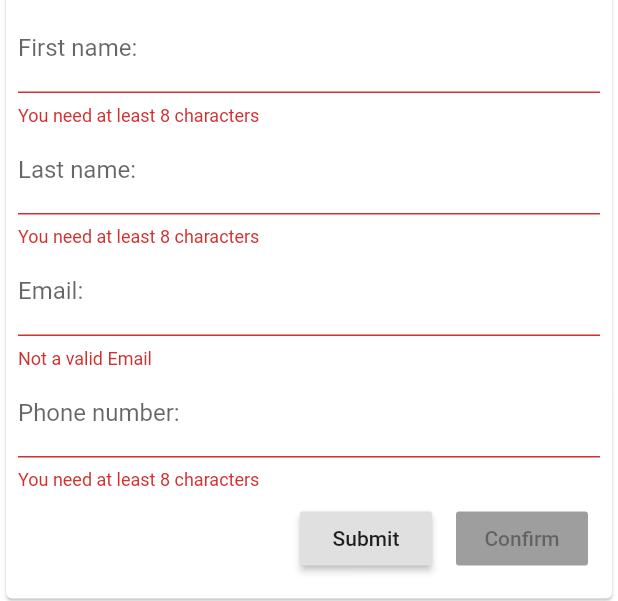
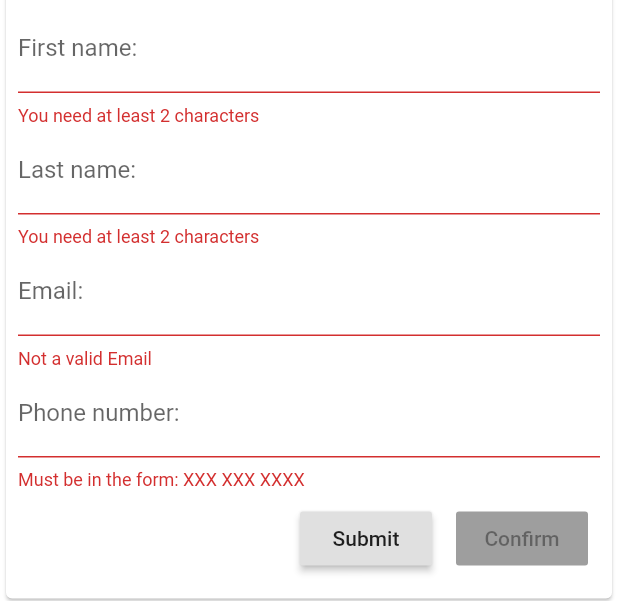
Before and after one commit to BernardinD/MembershipApp, a Flutter app: the AddMemberPage widget shown alone on an empty page, opened directly, after a tap on "Submit", on a phone screen of 412 x 824 dp. Shown: the part 489-1090 px from the top of the screen. Run offline on Flutter 3.47's test engine with Material 2 defaults, Android fonts, the phone set to English and light mode, and no system bars; drawn by our look-alikes of qr_flutter; our stand-ins replace bloc, email_validator, file_picker, flutter_bloc, googleapis_auth, rxdart and 2 more; missing offline and left inert: barcode_scan, googleapis, gsheets, mailto; accounts and stored records are empty.

Commit message:
Added validators to add memebers

```diff
--- a/lib/pages/add_memberpage.dart
+++ b/lib/pages/add_memberpage.dart
@@ -3,6 +3,7 @@ import 'dart:typed_data';
 import 'dart:ui';
 
 import 'package:MembershipApp/main.dart';
+import 'package:email_validator/email_validator.dart';
 import 'package:flutter/material.dart';
 import 'package:flutter/rendering.dart';
 import 'package:flutter/services.dart';
@@ -35,6 +36,9 @@ class AddMemberPageState extends State<AddMemberPage>  {
   // Use this controller to clear all text fields
   TextEditingController _controller = TextEditingController();
 
+  // final pattern = r'^[0-9]{3}\s?[0-9]{3}\s?[0-9]{4}$';
+  final regExp = RegExp(r'^[0-9]{3}\s?[0-9]{3}\s?[0-9]{4}$');
+
   @override
   void initState() {
     super.initState();
@@ -64,7 +68,6 @@ class AddMemberPageState extends State<AddMemberPage>  {
 
   @override
   Widget build(BuildContext context) {
-    debugPrint("Back in here");
     return Center(
       child: Column(
           children: <Widget>[
@@ -113,14 +116,14 @@ class AddMemberPageState extends State<AddMemberPage>  {
                         decoration: InputDecoration(
                             labelText: 'First name:'
                         ),
-                        validator: (input) => input.length < 2 ? 'You need at least 8 characters' : null,
+                        validator: (input) => input.length < 2 ? 'You need at least 2 characters' : null,
                         onSaved: (input) => _first = input,
                       ),
                       TextFormField(
                         decoration: InputDecoration(
                             labelText: 'Last name:'
                         ),
-                        validator: (input) => input.length < 2 ? 'You need at least 8 characters' : null,
+                        validator: (input) => input.length < 2 ? 'You need at least 2 characters' : null,
                         onSaved: (input) => _last = input,
                         // obscureText: true,
                       ),
@@ -128,14 +131,14 @@ class AddMemberPageState extends State<AddMemberPage>  {
                         decoration: InputDecoration(
                             labelText: 'Email:'
                         ),
-                        validator: (input) => !input.contains('@') ? 'Not a valid Email' : null,
+                        validator: (input) => EmailValidator.validate(input) ? null : 'Not a valid Email',
                         onSaved: (input) => _email = input,
                       ),
                       TextFormField(
                         decoration: InputDecoration(
                             labelText: 'Phone number:'
                         ),
-                        validator: (input) => input.length < 10 ? 'You need at least 8 characters' : null,
+                        validator: (input) => regExp.hasMatch(input) ? null : 'Must be in the form: XXX XXX XXXX',
                         onSaved: (input) => _phone = input,
                         // obscureText: true,
                       ),
--- a/pubspec.yaml
+++ b/pubspec.yaml
@@ -50,7 +50,11 @@ dependencies:
   settings_ui: ^0.4.0
   shared_preferences: ^0.5.12
 
+  # File browsing
   file_picker: ^2.0.7
+
+  # Email validation
+  email_validator: ^1.0.6
 
 dev_dependencies:
   flutter_test:
```
Also changed, not shown: pubspec.lock.
